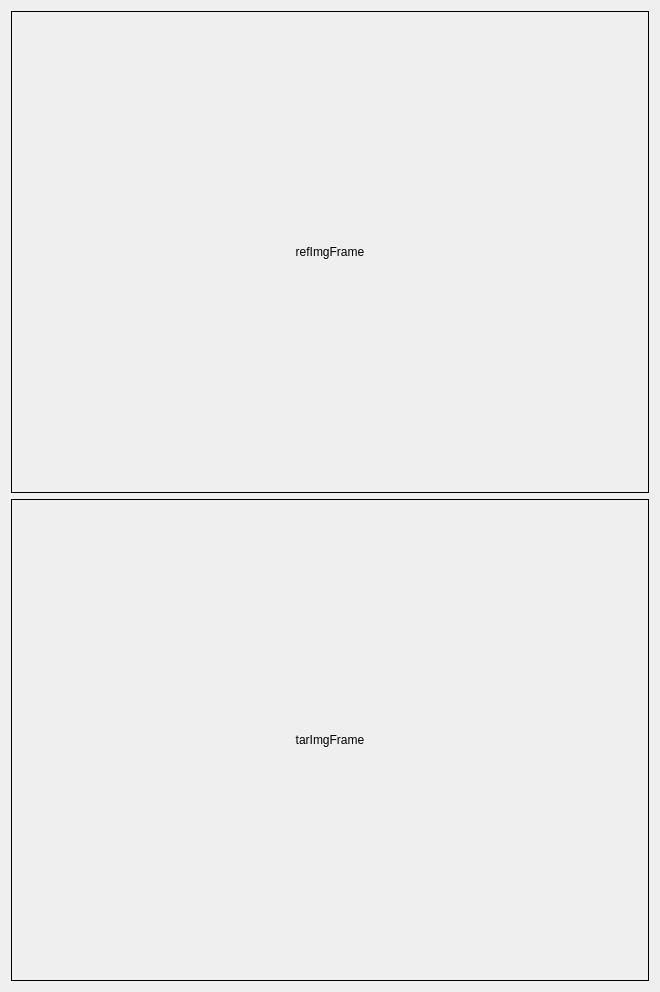
Old version of the form TW/TW_Core/fftcc1camwidget.ui in the repository TWANG006/TW.
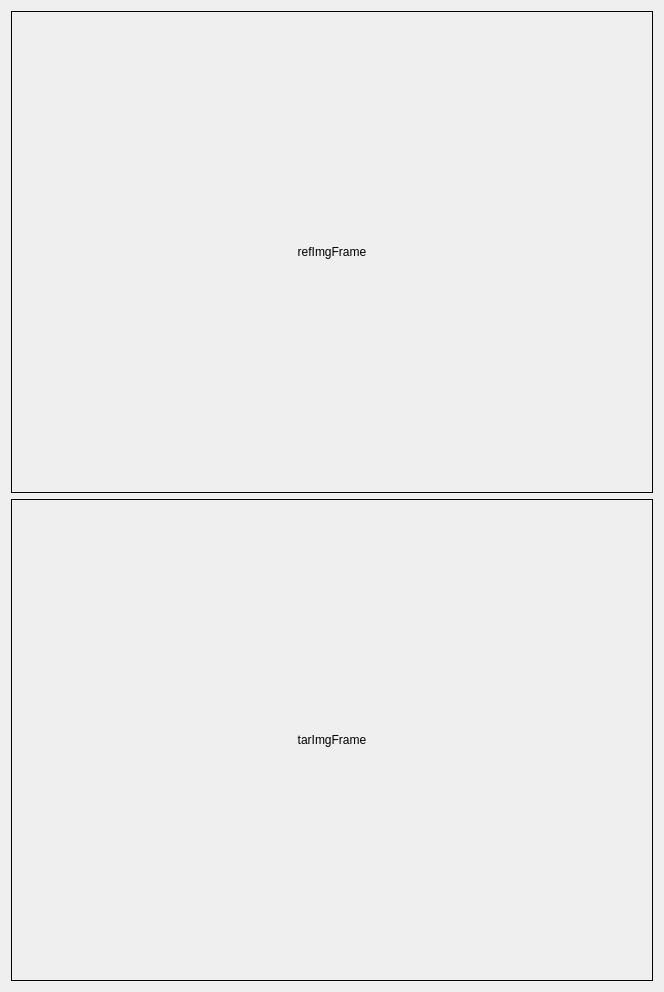
New version of the form.

Commit message: git-tfs-id: [https://twang006.visualstudio.com/]$/TW;C220

What changed in the file:
```diff
--- a/TW/TW_Core/fftcc1camwidget.ui
+++ b/TW/TW_Core/fftcc1camwidget.ui
@@ -6,14 +6,14 @@
    <rect>
     <x>0</x>
     <y>0</y>
-    <width>660</width>
+    <width>664</width>
     <height>992</height>
    </rect>
   </property>
   <property name="windowTitle">
    <string>FFTCC1CamWidget</string>
   </property>
-  <layout class="QGridLayout" name="gridLayout">
+  <layout class="QGridLayout" name="gridLayout" columnstretch="1">
    <item row="0" column="0">
     <layout class="QVBoxLayout" name="verticalLayout">
      <item>
```
Left out of the diff: 4 changed lines with no effect on the pictures.
